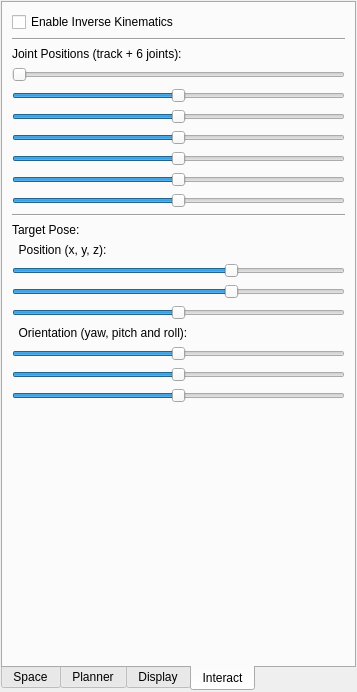
Qt form src/ReaK/examples/robot_airship/uis/CRS_planner_config.ui (mikael-s-persson/ReaK) before a commit.
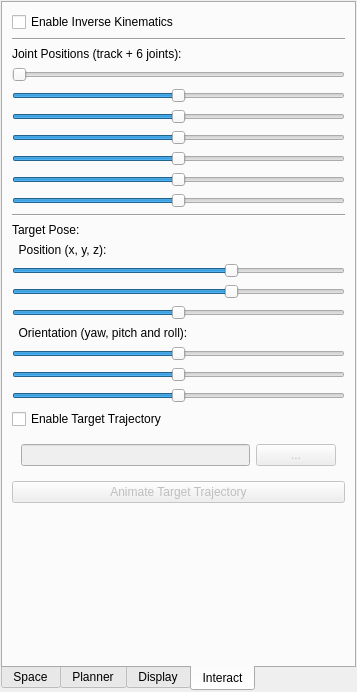
The same form after that commit. The open tabs and pages were chosen to show the change.

Commit message: Added the loading of trajectories to the CRS-planner GUI program. Animation also done (although, would need a "stop" function).

What changed in the file:
```diff
--- a/src/ReaK/examples/robot_airship/uis/CRS_planner_config.ui
+++ b/src/ReaK/examples/robot_airship/uis/CRS_planner_config.ui
@@ -1001,6 +1001,49 @@
          </property>
         </widget>
        </item>
+       <item>
+        <widget class="QCheckBox" name="check_trajectory">
+         <property name="text">
+          <string>Enable Target Trajectory</string>
+         </property>
+        </widget>
+       </item>
+       <item>
+        <widget class="QWidget" name="widget" native="true">
+         <layout class="QHBoxLayout" name="horizontalLayout">
+          <item>
+           <widget class="QLineEdit" name="traj_filename_edit">
+            <property name="enabled">
+             <bool>false</bool>
+            </property>
+            <property name="readOnly">
+             <bool>true</bool>
+            </property>
+           </widget>
+          </item>
+          <item>
+           <widget class="QPushButton" name="load_traj_button">
+            <property name="enabled">
+             <bool>false</bool>
+            </property>
+            <property name="text">
+             <string>...</string>
+            </property>
+           </widget>
+          </item>
+         </layout>
+        </widget>
+       </item>
+       <item>
+        <widget class="QPushButton" name="anim_trajectory_button">
+         <property name="enabled">
+          <bool>false</bool>
+         </property>
+         <property name="text">
+          <string>Animate Target Trajectory</string>
+         </property>
+        </widget>
+       </item>
        <item>
         <spacer name="verticalSpacer_4">
          <property name="orientation">
```
Left out of the diff: 248 changed lines with no effect on the pictures. The commit also changes 6 other files.
